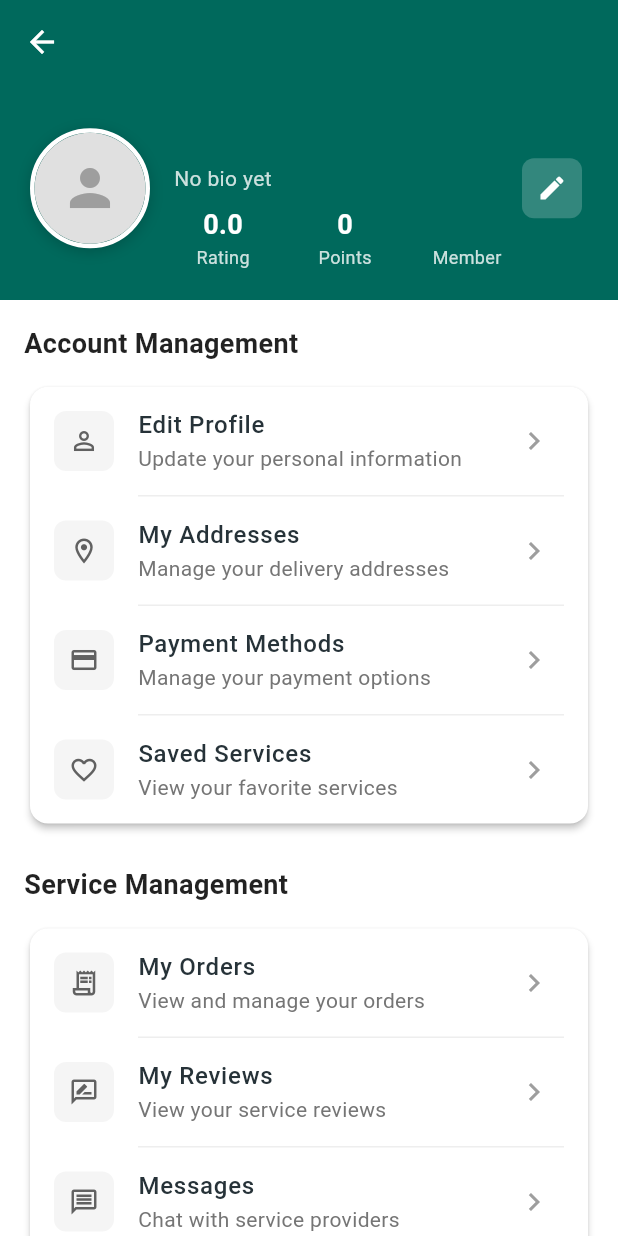
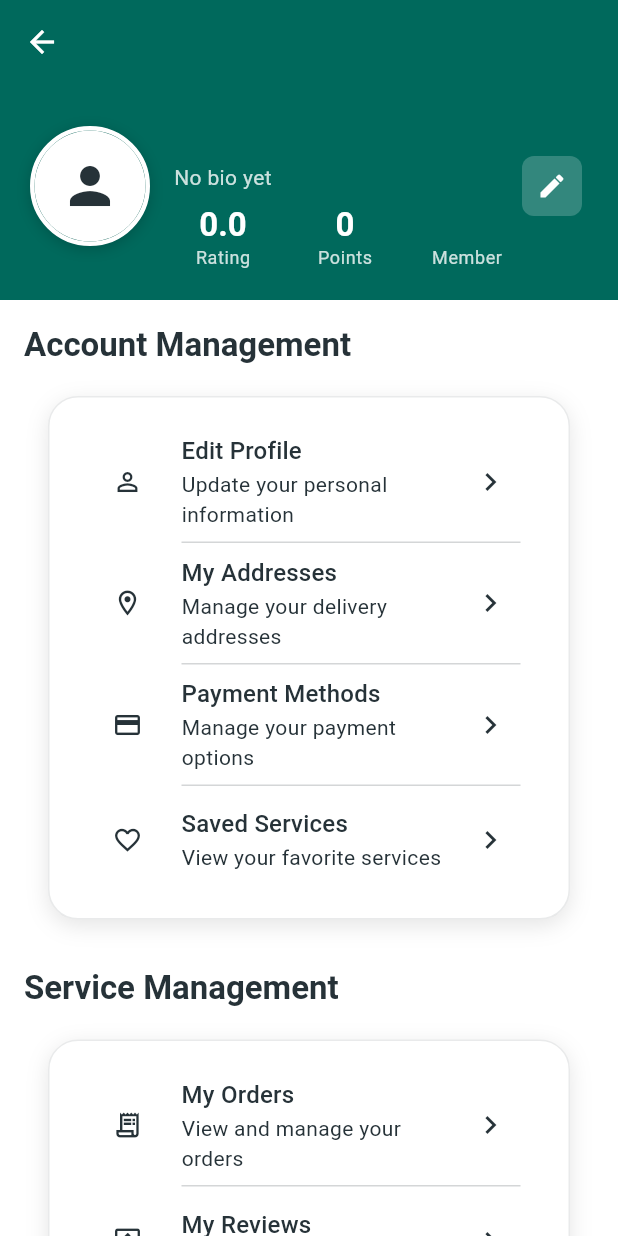
Before and after one commit to Hanzg20/JinBean-HOME, a Flutter app: the ProfilePage screen opened directly, on a phone screen of 412 x 824 dp. Run offline on Flutter 3.47's test engine with Material 3 defaults, Android fonts, the phone set to English and light mode, and no system bars; our stand-ins replace animated_toggle_switch, flutter_phoenix, geocoding, geolocator, get, get_storage and 3 more; missing offline and left inert: phoenix; accounts and stored records are empty.

Commit message:
feat: 开始ProfilePage优化 - 添加Customer主题组件import，优化基础结构 - 优化SliverAppBar，使用Customer主题颜色 - 优化统计项和章节标题，使用Customer主题颜色 - 优化账户卡片、服务卡片、设置卡片，使用CustomerCard - 优化菜单项和分割线，使用Customer主题颜色

```diff
--- a/lib/features/customer/profile/presentation/profile_page.dart
+++ b/lib/features/customer/profile/presentation/profile_page.dart
@@ -4,6 +4,8 @@ import 'package:jinbeanpod_83904710/features/customer/profile/presentation/profi
 import 'package:jinbeanpod_83904710/core/plugin_management/plugin_manager.dart';
 import 'package:jinbeanpod_83904710/features/provider/plugins/provider_identity/provider_identity_service.dart';
 import 'package:jinbeanpod_83904710/features/customer/auth/presentation/auth_controller.dart';
+import 'package:jinbeanpod_83904710/core/ui/components/customer_theme_components.dart';
+import 'package:jinbeanpod_83904710/core/ui/themes/customer_theme_utils.dart';
 
 class ProfilePage extends GetView<ProfileController> {
   const ProfilePage({super.key});
@@ -11,9 +13,13 @@ class ProfilePage extends GetView<ProfileController> {
   @override
   Widget build(BuildContext context) {
     final controller = Get.put(ProfileController());
+    final theme = Theme.of(context);
+    final colorScheme = theme.colorScheme;
+
     print('[ProfilePage] build method called.'); // Added log
 
     return Scaffold(
+      backgroundColor: colorScheme.surface,
       body: CustomScrollView(
         slivers: [
           // Profile Header
@@ -21,7 +27,8 @@ class ProfilePage extends GetView<ProfileController> {
             expandedHeight: 200.0,
             floating: false,
             pinned: true,
-            backgroundColor: Theme.of(context).colorScheme.primary,
+            backgroundColor: colorScheme.primary,
+            foregroundColor: colorScheme.onPrimary,
             flexibleSpace: FlexibleSpaceBar(
               background: Container(
                 decoration: BoxDecoration(
@@ -29,8 +36,8 @@ class ProfilePage extends GetView<ProfileController> {
                     begin: Alignment.topCenter,
                     end: Alignment.bottomCenter,
                     colors: [
-                      Theme.of(context).colorScheme.primary,
-                      Theme.of(context).colorScheme.primary.withOpacity(0.8),
+                      colorScheme.primary,
+                      colorScheme.primary.withOpacity(0.8),
                     ],
                   ),
                 ),
@@ -52,10 +59,10 @@ class ProfilePage extends GetView<ProfileController> {
                                 height: 80,
                                         decoration: BoxDecoration(
                                           shape: BoxShape.circle,
-                                  border: Border.all(color: Colors.white, width: 3),
+                                  border: Border.all(color: colorScheme.onPrimary, width: 3),
                                   boxShadow: [
                                     BoxShadow(
-                                      color: Colors.black.withOpacity(0.2),
+                                      color: colorScheme.shadow.withOpacity(0.2),
                                       blurRadius: 8,
                                       offset: const Offset(0, 2),
                                       ),
@@ -63,12 +70,12 @@ class ProfilePage extends GetView<ProfileController> {
                                 ),
                                 child: CircleAvatar(
                                   radius: 37,
-                                  backgroundColor: Colors.grey[300],
+                                  backgroundColor: colorScheme.surfaceVariant,
                                   backgroundImage: controller.avatarUrl.value.isNotEmpty
                                       ? NetworkImage(controller.avatarUrl.value)
                                       : null,
                                   child: controller.avatarUrl.value.isEmpty
-                                      ? const Icon(Icons.person, size: 40, color: Colors.grey)
+                                      ? Icon(Icons.person, size: 40, color: colorScheme.onSurfaceVariant)
                                       : null,
                                       ),
                               ),
@@ -81,18 +88,16 @@ class ProfilePage extends GetView<ProfileController> {
                                 children: [
                                   Text(
                                     controller.userName.value,
-                                    style: const TextStyle(
-                                      fontSize: 24,
+                                    style: theme.textTheme.headlineMedium?.copyWith(
                                       fontWeight: FontWeight.bold,
-                                      color: Colors.white,
+                                      color: colorScheme.onPrimary,
                                     ),
                                   ),
                                   const SizedBox(height: 4),
                                   Text(
                                     controller.userBio.value.isNotEmpty ? controller.userBio.value : 'No bio yet',
-                                    style: TextStyle(
-                                      fontSize: 14,
-                                      color: Colors.white.withOpacity(0.8),
+                                    style: theme.textTheme.bodyMedium?.copyWith(
+                                      color: colorScheme.onPrimary.withOpacity(0.8),
                                     ),
                                     ),
                                   const SizedBox(height: 8),
@@ -112,9 +117,9 @@ class ProfilePage extends GetView<ProfileController> {
                             // 编辑按钮
                             IconButton(
                               onPressed: () => Get.toNamed('/edit_profile'),
-                              icon: const Icon(Icons.edit, color: Colors.white, size: 20),
+                              icon: Icon(Icons.edit, color: colorScheme.onPrimary, size: 20),
                               style: IconButton.styleFrom(
-                                backgroundColor: Colors.white.withOpacity(0.2),
+                                backgroundColor: colorScheme.onPrimary.withOpacity(0.2),
                                 shape: RoundedRectangleBorder(borderRadius: BorderRadius.circular(8)),
                               ),
                             ),
@@ -171,42 +176,56 @@ class ProfilePage extends GetView<ProfileController> {
   }
 
   Widget _buildStatItem(String label, String value) {
+    return Builder(
+      builder: (context) {
+        final theme = Theme.of(context);
+        final colorScheme = theme.colorScheme;
+
         return Column(
           children: [
             Text(
               value,
-          style: const TextStyle(
-            fontSize: 18,
+              style: theme.textTheme.titleLarge?.copyWith(
                 fontWeight: FontWeight.bold,
-            color: Colors.white,
+                color: colorScheme.onPrimary,
               ),
             ),
             Text(
               label,
-          style: TextStyle(
-            fontSize: 12,
-            color: Colors.white.withOpacity(0.8),
+              style: theme.textTheme.bodySmall?.copyWith(
+                color: colorScheme.onPrimary.withOpacity(0.8),
               ),
             ),
           ],
         );
+      },
+    );
   }
 
   Widget _buildSectionTitle(String title) {
+    return Builder(
+      builder: (context) {
+        final theme = Theme.of(context);
+        final colorScheme = theme.colorScheme;
+
         return Text(
           title,
-      style: const TextStyle(
-        fontSize: 18,
-        fontWeight: FontWeight.w600,
-        color: Colors.black87,
+          style: theme.textTheme.titleLarge?.copyWith(
+            fontWeight: FontWeight.bold,
+            color: colorScheme.onSurface,
           ),
+        );
+      },
     );
   }
 
   Widget _buildAccountCard() {
-    return Card(
-      elevation: 2,
-      shape: RoundedRectangleBorder(borderRadius: BorderRadius.circular(12)),
+    return Builder(
+      builder: (context) {
+        final theme = Theme.of(context);
+        final colorScheme = theme.colorScheme;
+
+        return CustomerCard(
           child: Column(
             children: [
               _buildMenuItem(
@@ -239,12 +258,17 @@ class ProfilePage extends GetView<ProfileController> {
             ],
           ),
         );
+      },
+    );
   }
 
   Widget _buildServiceCard() {
-    return Card(
-      elevation: 2,
-      shape: RoundedRectangleBorder(borderRadius: BorderRadius.circular(12)),
+    return Builder(
+      builder: (context) {
+        final theme = Theme.of(context);
+        final colorScheme = theme.colorScheme;
+
+        return CustomerCard(
           child: Column(
             children: [
               _buildMenuItem(
@@ -270,12 +294,17 @@ class ProfilePage extends GetView<ProfileController> {
             ],
           ),
         );
+      },
+    );
   }
 
   Widget _buildSettingsCard() {
-    return Card(
-      elevation: 2,
-      shape: RoundedRectangleBorder(borderRadius: BorderRadius.circular(12)),
+    return Builder(
+      builder: (context) {
+        final theme = Theme.of(context);
+        final colorScheme = theme.colorScheme;
+
+        return CustomerCard(
           child: Column(
             children: [
               _buildMenuItem(
@@ -316,6 +345,8 @@ class ProfilePage extends GetView<ProfileController> {
               ),
             ],
           ),
+        );
+      },
     );
   }
 
@@ -525,41 +556,53 @@ class ProfilePage extends GetView<ProfileController> {
     required String subtitle,
     required VoidCallback onTap,
   }) {
+    return Builder(
+      builder: (context) {
+        final theme = Theme.of(context);
+        final colorScheme = theme.colorScheme;
+
         return ListTile(
           leading: Container(
             width: 40,
             height: 40,
             decoration: BoxDecoration(
-          color: Colors.grey[100],
-          borderRadius: BorderRadius.circular(8),
+              color: colorScheme.surfaceVariant,
+              borderRadius: BorderRadius.circular(12),
             ),
-        child: Icon(icon, size: 20, color: Colors.grey[700]),
+            child: Icon(icon, size: 20, color: colorScheme.onSurfaceVariant),
           ),
           title: Text(
             title,
-        style: const TextStyle(
-          fontSize: 16,
+            style: theme.textTheme.titleMedium?.copyWith(
               fontWeight: FontWeight.w500,
+              color: colorScheme.onSurface,
             ),
           ),
           subtitle: Text(
             subtitle,
-        style: TextStyle(
-          fontSize: 14,
-          color: Colors.grey[600],
+            style: theme.textTheme.bodyMedium?.copyWith(
+              color: colorScheme.onSurfaceVariant,
             ),
           ),
-      trailing: const Icon(Icons.chevron_right, color: Colors.grey),
+          trailing: Icon(Icons.chevron_right, color: colorScheme.onSurfaceVariant),
           onTap: onTap,
+        );
+      },
     );
   }
 
   Widget _buildDivider() {
+    return Builder(
+      builder: (context) {
+        final colorScheme = Theme.of(context).colorScheme;
+
         return Divider(
           height: 1,
           indent: 72,
           endIndent: 16,
-      color: Colors.grey[200],
+          color: colorScheme.outline.withOpacity(0.2),
+        );
+      },
     );
   }
 
```
Lines whose indentation alone changed are shown as unchanged.
